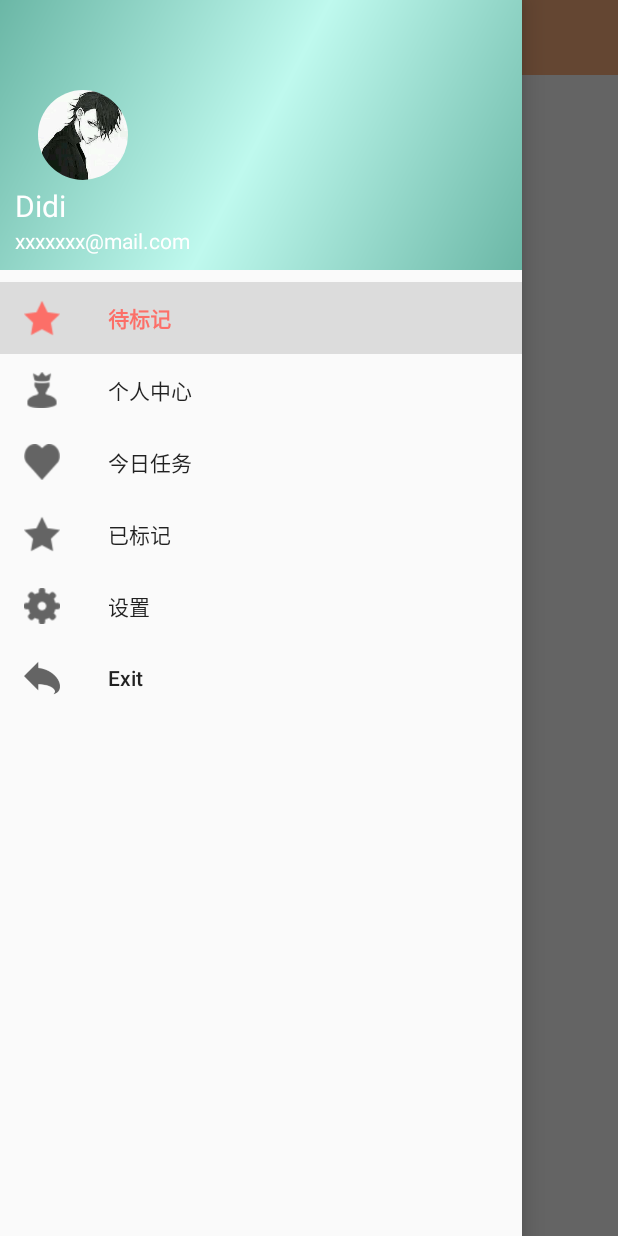
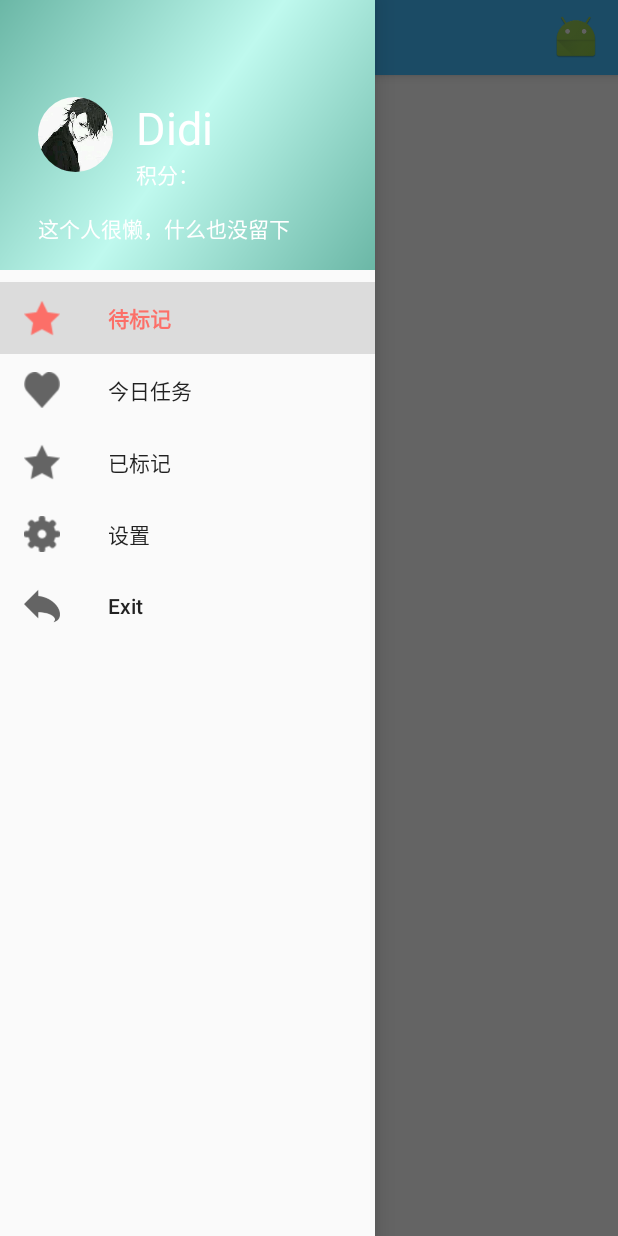
Before and after one commit to Zhouxiaojuan/Didisign, an Android app: the MainActivity screen opened directly, with no data from a screen before it, with the side drawer open, on a phone screen of 412 x 824 dp. Run offline under Robolectric (Android 15) with nearby library versions, the phone set to English and light mode, and no system bars; our stand-ins replace CircleImageView; 8 statements that could not run were skipped.

Commit message:
20170520

```diff
--- a/app/src/main/AndroidManifest.xml
+++ b/app/src/main/AndroidManifest.xml
@@ -12,10 +12,10 @@
         <activity
             android:name=".Activity.MainActivity"
             android:label="Point"
-            android:theme="@style/ImagepageTheme" />
+            android:theme="@style/TransLucentTheme" />
         <activity
             android:name=".Activity.ImageRoom"
-            android:theme="@style/ImagepageTheme"
+            android:theme="@style/TransLucentTheme"
             android:windowSoftInputMode="stateVisible|adjustPan" />
         <activity
             android:name=".Activity.LoginPager"
--- a/app/src/main/java/com/example/peanut/jinbiao/Activity/MainActivity.java
+++ b/app/src/main/java/com/example/peanut/jinbiao/Activity/MainActivity.java
@@ -15,6 +15,8 @@ import android.support.v7.widget.Toolbar;
 import android.util.Log;
 import android.view.Menu;
 import android.view.MenuItem;
+import android.view.View;
+import android.widget.TextView;
 import android.widget.Toast;
 
 import com.example.peanut.jinbiao.Adapters.FragmentAdapter;
@@ -39,24 +41,36 @@ public class MainActivity extends AppCompatActivity {
 
     private Fragment_pager_2 fragmentPager2=new Fragment_pager_2();
 
+    private View navheadview;
+
     @Override
     protected void onCreate(Bundle savedInstanceState) {
         super.onCreate(savedInstanceState);
         setContentView(R.layout.activity_main);
 
         replaceFragment(fragment_pager1);
-//        Toolbar toolbar= (Toolbar) findViewById(R.id.toolbar);
-//        setSupportActionBar(toolbar);
-//        ActionBar actionBar=getSupportActionBar();
-//        if (actionBar!=null){
-//            actionBar.setDisplayHomeAsUpEnabled(true);
-//            actionBar.setHomeAsUpIndicator(R.drawable.icon_menu32_white);
-//        }
+        Toolbar toolbar= (Toolbar) findViewById(R.id.toolbar);
+        setSupportActionBar(toolbar);
+        ActionBar actionBar=getSupportActionBar();
+        if (actionBar!=null){
+            actionBar.setDisplayHomeAsUpEnabled(true);
+            actionBar.setHomeAsUpIndicator(R.drawable.icon_menu32_white);
+        }
 
 
         NavigationView navigationView= (NavigationView) findViewById(R.id.nav_view);
         drawerLayout= (DrawerLayout) findViewById(R.id.activity_main);
+        navheadview=navigationView.inflateHeaderView(R.layout.nav_header);
 
+        CircleImageView circleImageView= (CircleImageView) navheadview.findViewById(R.id.user_image);
+
+        circleImageView.setOnClickListener(new View.OnClickListener() {
+            @Override
+            public void onClick(View v) {
+                Intent intent1=new Intent(MainActivity.this,UserCenter.class);
+                startActivity(intent1);
+            }
+        });
 
         //设置默认点击第一个
         navigationView.setCheckedItem(R.id.today);
@@ -65,10 +79,6 @@ public class MainActivity extends AppCompatActivity {
             public boolean onNavigationItemSelected(MenuItem item) {
                 int id = item.getItemId();
                 switch (id){
-                    case R.id.usercenter:
-                        Intent intent1=new Intent(MainActivity.this,UserCenter.class);
-                        startActivity(intent1);
-                        break;
                     case R.id.today:
                         replaceFragment(fragment_pager1);
                         Log.d("sd", "onNavigationItemSelected: 112313");
@@ -96,17 +106,17 @@ public class MainActivity extends AppCompatActivity {
 
     }
 
-//    //设置菜单监听事件
-//    public boolean onCreateOptionsMenu(Menu menu){
-//        getMenuInflater().inflate(R.menu.toolbar,menu);
-//        return true;
-//    }
 
 
     public void replaceFragment(Fragment fragment){
         FragmentManager fragmentManager=getSupportFragmentManager();
         FragmentTransaction fragmentTransaction=fragmentManager.beginTransaction();
         fragmentTransaction.replace(R.id.pager_content,fragment).commit();
+    }
+
+    public boolean onCreateOptionsMenu(Menu menu){
+        getMenuInflater().inflate(R.menu.toolbar,menu);
+        return true;
     }
 
 
--- a/app/src/main/res/layout/activity_main.xml
+++ b/app/src/main/res/layout/activity_main.xml
@@ -6,31 +6,34 @@
     android:layout_height="match_parent"
     android:fitsSystemWindows="true">
 
-    <FrameLayout
-        android:id="@+id/pager_content"
+
+
+    <android.support.design.widget.CoordinatorLayout
         android:layout_width="match_parent"
         android:layout_height="match_parent">
-    </FrameLayout>
 
-    <!--<android.support.design.widget.CoordinatorLayout-->
-        <!--android:layout_width="match_parent"-->
-        <!--android:layout_height="match_parent">-->
+        <android.support.design.widget.AppBarLayout
+            android:layout_width="match_parent"
+            android:layout_height="wrap_content">
 
-        <!--<android.support.design.widget.AppBarLayout-->
-            <!--android:layout_width="match_parent"-->
-            <!--android:layout_height="wrap_content">-->
+            <android.support.v7.widget.Toolbar
+                android:id="@+id/toolbar"
+                android:layout_width="match_parent"
+                android:layout_height="50dp"
+                android:background="?attr/colorPrimaryDark"
+                android:theme="@style/OverflowMenuStyle"
+                app:popupTheme="@style/ThemeOverlay.AppCompat.Light"
+                />
+            <!--app:layout_scrollFlags="scroll|enterAlways|snap"-->
+        </android.support.design.widget.AppBarLayout>
 
-            <!--<android.support.v7.widget.Toolbar-->
-                <!--android:id="@+id/toolbar"-->
-                <!--android:layout_width="match_parent"-->
-                <!--android:layout_height="50dp"-->
-                <!--android:background="?attr/colorPrimaryDark"-->
-                <!--android:theme="@style/OverflowMenuStyle"-->
-                <!--app:popupTheme="@style/ThemeOverlay.AppCompat.Light"-->
-                <!--/>-->
-            <!--&lt;!&ndash;app:layout_scrollFlags="scroll|enterAlways|snap"&ndash;&gt;-->
-        <!--</android.support.design.widget.AppBarLayout>-->
 
+        <FrameLayout
+            android:id="@+id/pager_content"
+            android:layout_width="match_parent"
+            android:layout_height="match_parent"
+            android:layout_marginTop="50dp">
+        </FrameLayout>
         <!--&lt;!&ndash;<android.support.v4.widget.SwipeRefreshLayout&ndash;&gt;-->
             <!--&lt;!&ndash;android:layout_width="match_parent"&ndash;&gt;-->
             <!--&lt;!&ndash;android:layout_height="match_parent"&ndash;&gt;-->
@@ -59,17 +62,16 @@
                 <!--&lt;!&ndash;android:layout_height="match_parent" />&ndash;&gt;-->
 
         <!--&lt;!&ndash;</android.support.v4.widget.SwipeRefreshLayout>&ndash;&gt;-->
-    <!--</android.support.design.widget.CoordinatorLayout>-->
+    </android.support.design.widget.CoordinatorLayout>
 
 
 
     <android.support.design.widget.NavigationView
         android:id="@+id/nav_view"
-        android:layout_width="match_parent"
+        android:layout_width="250dp"
         android:layout_height="match_parent"
         android:layout_gravity="start"
         app:menu="@menu/nav_menu"
-        app:headerLayout="@layout/nav_header"
         android:fitsSystemWindows="true">
     </android.support.design.widget.NavigationView>
 
--- a/app/src/main/res/layout/nav_header.xml
+++ b/app/src/main/res/layout/nav_header.xml
@@ -7,8 +7,8 @@
 
     <de.hdodenhof.circleimageview.CircleImageView
         android:id="@+id/user_image"
-        android:layout_width="60dp"
-        android:layout_height="60dp"
+        android:layout_width="50dp"
+        android:layout_height="50dp"
         android:layout_margin="15dp"
         android:src="@drawable/tx11"
         android:layout_centerVertical="true"/>
@@ -16,19 +16,31 @@
     <TextView
         android:layout_width="wrap_content"
         android:layout_height="wrap_content"
-        android:text="@string/user_mail"
+        android:text="积分："
+        android:textColor="#fff"
+        android:id="@+id/jifen"
+        android:layout_below="@+id/user_id"
+        android:layout_toEndOf="@+id/user_image" />
+
+    <TextView
+        android:layout_width="wrap_content"
+        android:layout_height="wrap_content"
+        android:text="这个人很懒，什么也没留下"
         android:textSize="14sp"
         android:textColor="#fff"
-        android:layout_alignParentBottom="true"
-        android:id="@+id/user_mesg" />
+        android:id="@+id/user_mesg"
+        android:layout_below="@+id/user_image"
+        android:layout_alignStart="@+id/user_image"
+        android:layout_marginTop="11dp" />
 
     <TextView
         android:layout_width="wrap_content"
         android:layout_height="wrap_content"
         android:text="@string/uesr_name"
-        android:textSize="20sp"
+        android:textSize="30sp"
         android:textColor="#fff"
-        android:layout_above="@+id/user_mesg"
-        android:id="@+id/user_id" />
+        android:id="@+id/user_id"
+        android:layout_alignTop="@+id/user_image"
+        android:layout_toEndOf="@+id/user_image" />
 
 </RelativeLayout>
--- a/app/src/main/res/layout/pager_fragment_1.xml
+++ b/app/src/main/res/layout/pager_fragment_1.xml
@@ -5,36 +5,46 @@
     android:layout_height="match_parent"
     android:fitsSystemWindows="true">
 
-    <android.support.design.widget.CoordinatorLayout
+    <android.support.v4.view.ViewPager
+        android:id="@+id/viewpager_like"
         android:layout_width="match_parent"
-        android:layout_height="match_parent"
-        android:fitsSystemWindows="true">
+        android:layout_height="match_parent">
+    </android.support.v4.view.ViewPager>
 
-        <android.support.v7.widget.Toolbar
-            android:layout_width="match_parent"
-            android:layout_height="50dp"
-            android:background="?attr/colorPrimaryDark"
-            android:theme="@style/OverflowMenuStyle"
-            app:popupTheme="@style/ThemeOverlay.AppCompat.Light"
-            >
+    <!--<android.support.design.widget.CoordinatorLayout-->
+        <!--android:layout_width="match_parent"-->
+        <!--android:layout_height="match_parent"-->
+        <!--android:fitsSystemWindows="true">-->
 
-        </android.support.v7.widget.Toolbar>
-        <!--app:layout_scrollFlags="scroll|enterAlways|snap"-->
+        <!--<android.support.design.widget.AppBarLayout-->
+            <!--android:layout_width="match_parent"-->
+            <!--android:layout_height="wrap_content">-->
 
-        <LinearLayout
-            android:id="@+id/main_content"
-            android:layout_width="match_parent"
-            android:layout_height="match_parent"
-            android:layout_marginTop="50dp">
+            <!--<android.support.v7.widget.Toolbar-->
+                <!--android:id="@+id/toolbar"-->
+                <!--android:layout_width="match_parent"-->
+                <!--android:layout_height="50dp"-->
+                <!--android:background="?attr/colorPrimaryDark"-->
+                <!--android:theme="@style/OverflowMenuStyle"-->
+                <!--app:popupTheme="@style/ThemeOverlay.AppCompat.Light"-->
+                <!--/>-->
+            <!--&lt;!&ndash;app:layout_scrollFlags="scroll|enterAlways|snap"&ndash;&gt;-->
+        <!--</android.support.design.widget.AppBarLayout>-->
 
-            <android.support.v4.view.ViewPager
-                android:id="@+id/viewpager_like"
-                android:layout_width="match_parent"
-                android:layout_height="match_parent">
-            </android.support.v4.view.ViewPager>
+        <!--<LinearLayout-->
+            <!--android:id="@+id/main_content"-->
+            <!--android:layout_width="match_parent"-->
+            <!--android:layout_height="match_parent"-->
+            <!--android:layout_marginTop="50dp">-->
 
-        </LinearLayout>
+            <!--<android.support.v4.view.ViewPager-->
+                <!--android:id="@+id/viewpager_like"-->
+                <!--android:layout_width="match_parent"-->
+                <!--android:layout_height="match_parent">-->
+            <!--</android.support.v4.view.ViewPager>-->
 
-    </android.support.design.widget.CoordinatorLayout>
+        <!--</LinearLayout>-->
+
+    <!--</android.support.design.widget.CoordinatorLayout>-->
 
 </LinearLayout>
--- a/app/src/main/res/menu/nav_menu.xml
+++ b/app/src/main/res/menu/nav_menu.xml
@@ -7,10 +7,6 @@
             android:icon="@drawable/icon_star32_black"
             android:title="待标记"/>
         <item
-            android:id="@+id/usercenter"
-            android:title="个人中心"
-            android:icon="@drawable/icon_moderator32_black"/>
-        <item
             android:id="@+id/task"
             android:icon="@drawable/icon_heart32_black"
             android:title="今日任务"/>
@@ -18,6 +14,10 @@
             android:id="@+id/yestoday"
             android:icon="@drawable/icon_star32_black"
             android:title="已标记"/>
+
+    </group>
+    <group>
+
         <item
             android:id="@+id/settting"
             android:icon="@drawable/icon_setting32_black"
@@ -28,4 +28,6 @@
             android:title="Exit"/>
 
     </group>
+
+
 </menu>
--- a/app/src/main/res/values/colors.xml
+++ b/app/src/main/res/values/colors.xml
@@ -1,7 +1,7 @@
 <?xml version="1.0" encoding="utf-8"?>
 <resources>
     <color name="colorPrimary">#fc6f68</color>
-    <color name="colorPrimaryDark">#fcb07d</color>
+    <color name="colorPrimaryDark">#44bdfd</color>
     <color name="colorAccent">#6082f2</color>
     <color name="black">#000</color>
     <color name="Touming">#0000</color>
--- a/app/src/main/res/values/styles.xml
+++ b/app/src/main/res/values/styles.xml
@@ -6,10 +6,6 @@
         <item name="colorPrimary">@color/colorPrimary</item>
         <item name="colorPrimaryDark">@color/colorPrimaryDark</item>
         <item name="colorAccent">@color/colorAccent</item>
-    </style>
-
-    <style name="ImagepageTheme" parent="AppTheme">
-        <item name="android:statusBarColor">@android:color/transparent</item>
     </style>
 
     <style name="TransLucentTheme" parent="AppTheme">
```
